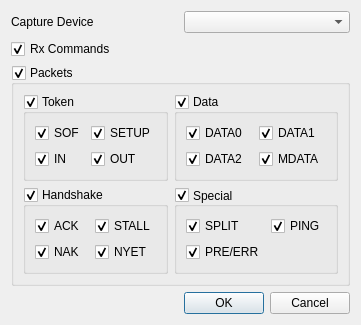
This is configurewindow.ui in lambdaconcept/usb2sniffer-qt as Qt 5 draws it before an edit. The edited form follows.
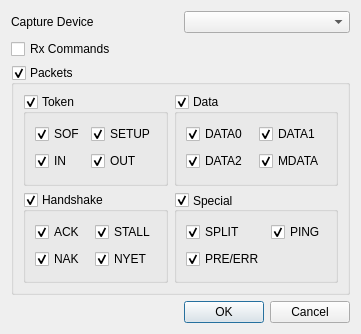
This is the edited form.

Commit message: restore checkbox states

What changed in the file:
```diff
--- a/configurewindow.ui
+++ b/configurewindow.ui
@@ -7,7 +7,7 @@
     <x>0</x>
     <y>0</y>
     <width>358</width>
-    <height>305</height>
+    <height>334</height>
    </rect>
   </property>
   <property name="sizePolicy">
@@ -53,7 +53,7 @@
       <string>Rx Commands</string>
      </property>
      <property name="checked">
-      <bool>true</bool>
+      <bool>false</bool>
      </property>
     </widget>
    </item>
```
Left out of the diff: 40 changed lines with no effect on the pictures. The commit also changes 3 other files.
